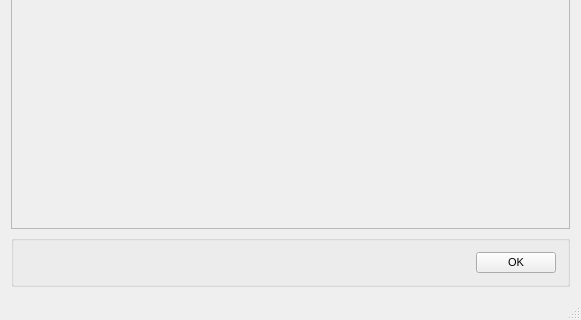
The window that src/PYSAT_Gui_UI_Forms/UI Files/10_mainwindow_empty_UI.ui (tisaconundrum2/PySAT-GUI) describes before a commit, drawn with Qt 5; both pictures show x 0 to 581 and y 523 to 843 of the 581 by 843 pixel window.
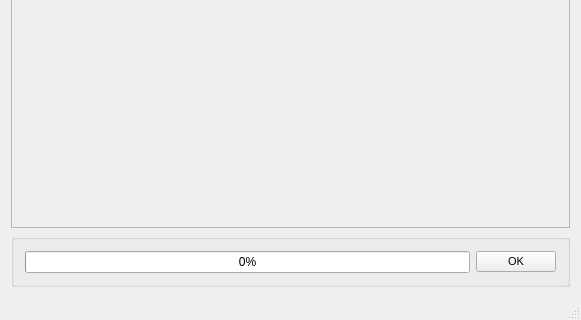
The same window after the commit.

Commit message: Line 36 and 41 fixed in 	pysat/plotting/plots.py Adding progress bar to 	src/PYSAT_Gui_UI_Forms/11_mainwindow_full_withQgroupBox.ui Adding progress bar to 	src/PYSAT_Gui_UI_Forms/UI Files/10_mainwindow_empty_UI.ui Working on adding for loo to, to add each new input to 	src/Python PYSAT_GUI/PYSAT_UI_MODULES/normalization_.py Adding Ryan's edits to scatterplot 	src/Python PYSAT_GUI/PYSAT_UI_MODULES/scatterplot_.py Adding progress bar to 	modified:   src/Python PYSAT_GUI/pysat_ui.py Temporary testing of code 	modified:   src/Python PYSAT_GUI/recycle.bin/py_scratch.py

What changed in the file:
```diff
--- a/src/PYSAT_Gui_UI_Forms/UI Files/10_mainwindow_empty_UI.ui
+++ b/src/PYSAT_Gui_UI_Forms/UI Files/10_mainwindow_empty_UI.ui
@@ -56,17 +56,11 @@
      <widget class="QGroupBox" name="OK">
       <layout class="QHBoxLayout" name="ok">
        <item>
-        <spacer name="horizontalSpacer_5">
-         <property name="orientation">
-          <enum>Qt::Horizontal</enum>
+        <widget class="QProgressBar" name="progressBar">
+         <property name="value">
+          <number>0</number>
          </property>
-         <property name="sizeHint" stdset="0">
-          <size>
-           <width>40</width>
-           <height>20</height>
-          </size>
-         </property>
-        </spacer>
+        </widget>
        </item>
        <item>
         <widget class="QPushButton" name="okButton">
```
The commit also changes 6 other files.
